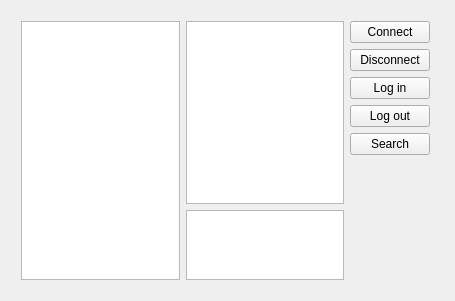
The window that mywechat_client/mainwindow.ui (TeonSean/mywechat) describes before a commit, drawn with Qt 5.
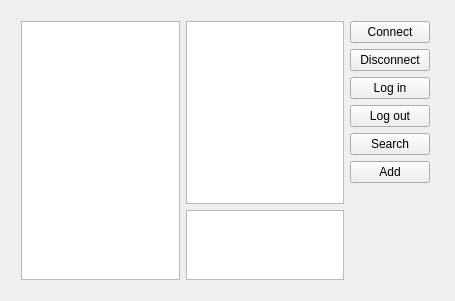
The same window after the commit.

```diff
--- a/mywechat_client/mainwindow.ui
+++ b/mywechat_client/mainwindow.ui
@@ -88,6 +88,13 @@
          </property>
         </widget>
        </item>
+       <item>
+        <widget class="QPushButton" name="add">
+         <property name="text">
+          <string>Add</string>
+         </property>
+        </widget>
+       </item>
        <item>
         <layout class="QVBoxLayout" name="verticalLayout_3"/>
        </item>
```
